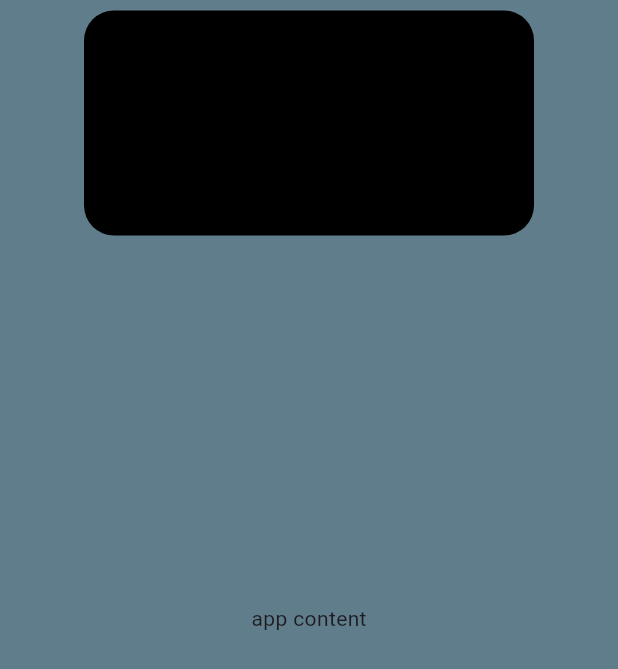
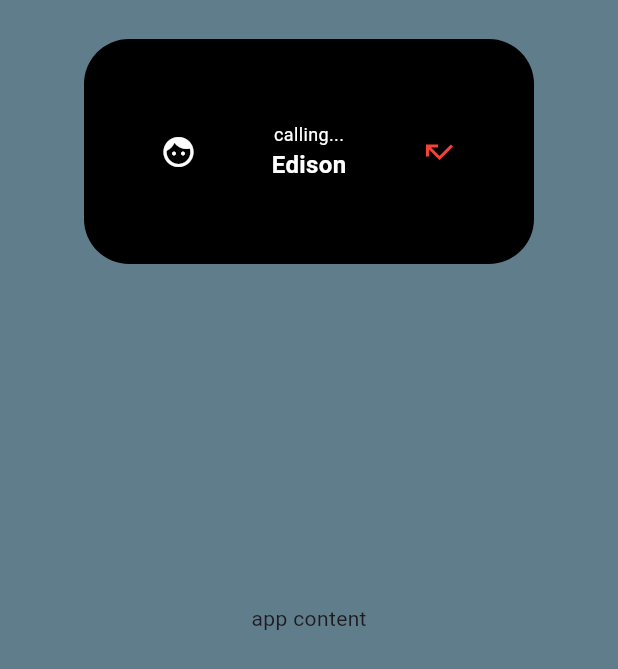
Before and after one commit to alin262/android_island, a Flutter app: the screen it shows after launch, on a phone screen of 412 x 824 dp. Shown: the top 669 px of the screen. Run offline on Flutter 3.47's test engine with Material 3 defaults, Android fonts, the phone set to English and light mode, and no system bars.

Commit message:
step 5: Added sample text with Animated Opacity

```diff
--- a/lib/views/home_view.dart
+++ b/lib/views/home_view.dart
@@ -8,10 +8,10 @@ class HomeView extends StatefulWidget {
 }
 
 class _HomeViewState extends State<HomeView> {
-  bool isExpanded= false;
-  void isToggled(){
+  bool isExpanded = true;
+  void isToggled() {
     setState(() {
-      isExpanded=!isExpanded;
+      isExpanded = !isExpanded;
       print(isExpanded);
     });
   }
@@ -20,28 +20,70 @@ class _HomeViewState extends State<HomeView> {
   Widget build(BuildContext context) {
     return Scaffold(
       backgroundColor: Colors.blueGrey,
-      body:
-          Stack(
+      body: Stack(
         children: [
-              const Center(child: Text("app content"),),
+          const Center(child: Text("app content")),
           Align(
             alignment: Alignment.topCenter,
             child: Padding(
-                  padding: const EdgeInsets.all(7.0),
+              padding: const EdgeInsets.all(26.0),
               child: GestureDetector(
                 onTap: isToggled,
-                    child: AnimatedContainer(
-                      duration: const Duration(seconds: 1),curve: Curves.easeInOutBack,
-                      width:isExpanded? 120:300,height:isExpanded? 35:150,decoration: BoxDecoration(
-                        color: Colors.black,borderRadius: BorderRadius.circular(isExpanded ? 30 : 20)
+                child: AnimatedContainer(padding: EdgeInsets.all(1),alignment: Alignment.center,
+                  duration: const Duration(seconds: 1),
+                  curve: Curves.easeInOutBack,
+                  width: isExpanded ? 300 : 127,
+                  height: isExpanded ? 150 : 50,
+                  decoration: BoxDecoration(
+                    color: Colors.black,
+                    borderRadius: BorderRadius.circular(isExpanded ? 30 : 20),
+                  ),
+                  child: SingleChildScrollView(
+
+                    child: Row(
+                      mainAxisAlignment: MainAxisAlignment.spaceEvenly,
+                      children: [
+                        Icon(Icons.face, color: Colors.white),
+                        AnimatedOpacity(
+                          duration: Duration(milliseconds: 200),
+                          opacity: isExpanded ? 1.0 : 0,
+
+                            child: Column(
+                              mainAxisAlignment: MainAxisAlignment.center,
+                              children: [
+                                Text(
+                                  "calling...",
+                                  style: TextStyle(
+                                    color: Colors.white,
+                                    fontSize: 12,
+                                  ),
+                                ),
+                                Text(
+                                  "Edison",
+                                  style: TextStyle(
+                                    color: Colors.white,
+                                    fontWeight: FontWeight.bold,
+                                    fontSize: 16,
+                                  ),
+                                ),
+                              ],
+                            ),
+
+                        ),
+                        AnimatedOpacity(
+                          duration: Duration(milliseconds: 200),
+                          opacity: isExpanded ? 1.0 : 0,
+                          child: Icon(Icons.call_missed, color: Colors.red),
+                        ),
+                      ],
                     ),
                   ),
                 ),
               ),
-              )
+            ),
+          ),
         ],
       ),
-
     );
   }
 }
```
Lines whose indentation alone changed are shown as unchanged.
